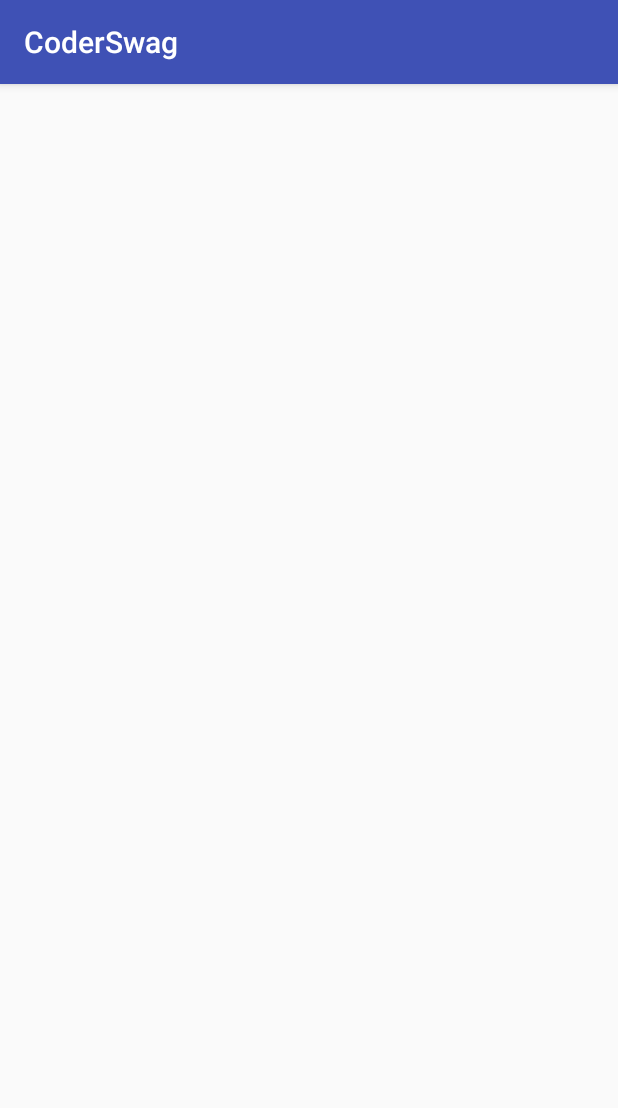
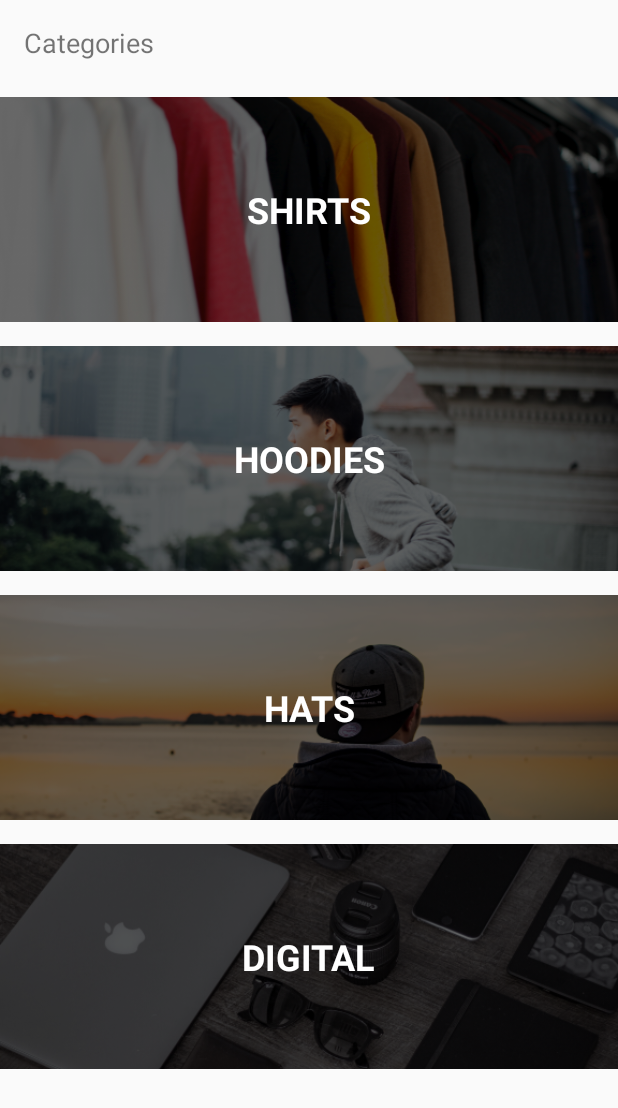
Before and after one commit to sakhayadeep/CoderSwag, an Android app: the screen it shows after launch (MainActivity), on a phone screen of 412 x 824 dp. Shown: the top 1108 px of the screen. Run offline under Robolectric (Android 15) with nearby library versions, the phone set to English and light mode, and no system bars.

Commit message:
list view

```diff
--- a/app/build.gradle
+++ b/app/build.gradle
@@ -30,4 +30,5 @@ dependencies {
     testImplementation 'junit:junit:4.12'
     androidTestImplementation 'com.android.support.test:runner:1.0.2'
     androidTestImplementation 'com.android.support.test.espresso:espresso-core:3.0.2'
+    implementation 'com.android.support:recyclerview-v7:27.1.1'
 }
--- /dev/null
+++ b/app/src/main/java/com/example/deepn/coderswag/Adapters/CategoryAdapter.kt
@@ -0,0 +1,55 @@
+package com.example.deepn.coderswag.Adapters
+
+import android.content.Context
+import android.view.LayoutInflater
+import android.view.View
+import android.view.ViewGroup
+import android.widget.BaseAdapter
+import android.widget.ImageView
+import android.widget.TextView
+import com.example.deepn.coderswag.Model.Category
+import com.example.deepn.coderswag.R
+
+class CategoryAdapter(context:Context, categories: List<Category>):BaseAdapter() {
+
+    val context=context
+    val categories=categories
+    override fun getView(position: Int, convertView: View?, parent: ViewGroup?): View {
+        val categoryView: View
+        val holder:ViewHolder
+        if (convertView==null){
+            categoryView=LayoutInflater.from(context).inflate(R.layout.category_list_item,null)
+            holder= ViewHolder()
+            holder.categoryImage=categoryView.findViewById(R.id.categoryImage)
+            holder.categoryName=categoryView.findViewById(R.id.categoryName)
+            categoryView.tag=holder
+        }else{
+            holder=convertView.tag as ViewHolder
+            categoryView =convertView
+        }
+
+        val category=categories[position]
+
+        val resourceId=context.resources.getIdentifier(category.image,"drawable",context.packageName)
+        holder.categoryImage?.setImageResource(resourceId)
+
+        holder.categoryName?.text=category.title
+        return categoryView
+    }
+    override fun getItem(position: Int): Any {
+        return categories[position]
+    }
+
+    override fun getItemId(position: Int): Long {
+        return 0
+    }
+
+    override fun getCount(): Int {
+        return categories.count()
+    }
+    private class ViewHolder{
+        var categoryImage: ImageView?=null
+        var categoryName: TextView?=null
+    }
+
+}
--- a/app/src/main/java/com/example/deepn/coderswag/Controller/MainActivity.kt
+++ b/app/src/main/java/com/example/deepn/coderswag/Controller/MainActivity.kt
@@ -2,12 +2,24 @@ package com.example.deepn.coderswag.Controller
 
 import android.support.v7.app.AppCompatActivity
 import android.os.Bundle
+import android.widget.ArrayAdapter
+import com.example.deepn.coderswag.Adapters.CategoryAdapter
+import com.example.deepn.coderswag.Model.Category
 import com.example.deepn.coderswag.R
+import com.example.deepn.coderswag.Services.DataService
+import kotlinx.android.synthetic.main.activity_main.*
 
 class MainActivity : AppCompatActivity() {
+
+    lateinit var adapter: CategoryAdapter
 
     override fun onCreate(savedInstanceState: Bundle?) {
         super.onCreate(savedInstanceState)
         setContentView(R.layout.activity_main)
+
+        adapter= CategoryAdapter(this,DataService.categories)
+        categoryListView.adapter=adapter
+
     }
+
 }
--- a/app/src/main/java/com/example/deepn/coderswag/Model/Category.kt
+++ b/app/src/main/java/com/example/deepn/coderswag/Model/Category.kt
@@ -1,5 +1,7 @@
 package com.example.deepn.coderswag.Model
 
-class Category(val title:String,val image:String) {
-
+class Category(val title:String,val image:String){
+    override fun toString(): String {
+        return title
+    }
 }
--- a/app/src/main/java/com/example/deepn/coderswag/Model/Product.kt
+++ b/app/src/main/java/com/example/deepn/coderswag/Model/Product.kt
@@ -1,5 +1,3 @@
 package com.example.deepn.coderswag.Model
 
-class Product(val title:String,val price:String,val image:String) {
-
-}
+class Product(val title:String,val price:String,val image:String)
--- a/app/src/main/java/com/example/deepn/coderswag/Services/DataService.kt
+++ b/app/src/main/java/com/example/deepn/coderswag/Services/DataService.kt
@@ -14,7 +14,7 @@ object DataService {
             Product("Devslopes Graphic Beanie","₹500","hat1"),
             Product("Devslopes Hat Black","₹500","hat2"),
             Product("Devslopes Hat White","₹500","hat3"),
-            Product("Devslopes Hat Snapback","₹500","hat4"),
+            Product("Devslopes Hat Snapback","₹500","hat4")
     )
     val hoodies= listOf(
             Product("Devslopes Hoodie Gray","₹1300","hoodie1"),
--- a/app/src/main/res/layout/activity_main.xml
+++ b/app/src/main/res/layout/activity_main.xml
@@ -6,4 +6,25 @@
     android:layout_height="match_parent"
     tools:context=".Controller.MainActivity">
 
+    <TextView
+        android:id="@+id/textView"
+        android:layout_width="wrap_content"
+        android:layout_height="wrap_content"
+        android:layout_marginStart="16dp"
+        android:layout_marginTop="16dp"
+        android:text="@string/categories"
+        android:textSize="18sp"
+        app:layout_constraintStart_toStartOf="parent"
+        app:layout_constraintTop_toTopOf="parent" />
+
+    <ListView
+        android:id="@+id/categoryListView"
+        android:layout_width="0dp"
+        android:layout_height="0dp"
+        android:layout_marginTop="16dp"
+        app:layout_constraintBottom_toBottomOf="parent"
+        app:layout_constraintEnd_toEndOf="parent"
+        app:layout_constraintStart_toStartOf="parent"
+        app:layout_constraintTop_toBottomOf="@+id/textView"
+        android:divider="@null"/>
 </android.support.constraint.ConstraintLayout>
--- /dev/null
+++ b/app/src/main/res/layout/category_list_item.xml
@@ -0,0 +1,39 @@
+<?xml version="1.0" encoding="utf-8"?>
+<android.support.constraint.ConstraintLayout
+    xmlns:android="http://schemas.android.com/apk/res/android"
+    xmlns:app="http://schemas.android.com/apk/res-auto"
+    xmlns:tools="http://schemas.android.com/tools"
+    android:layout_width="match_parent"
+    android:layout_height="150dp">
+
+    <ImageView
+        android:id="@+id/categoryImage"
+        android:layout_width="0dp"
+        android:layout_height="150dp"
+        android:layout_marginBottom="8dp"
+        android:layout_marginTop="8dp"
+        android:scaleType="centerCrop"
+        app:layout_constraintBottom_toBottomOf="parent"
+        app:layout_constraintEnd_toEndOf="parent"
+        app:layout_constraintStart_toStartOf="parent"
+        app:layout_constraintTop_toTopOf="parent"
+        tools:srcCompat="@drawable/hatimage"
+        android:contentDescription="@string/category_background_image" />
+
+    <TextView
+        android:id="@+id/categoryName"
+        android:layout_width="wrap_content"
+        android:layout_height="wrap_content"
+        android:layout_marginBottom="8dp"
+        android:layout_marginEnd="8dp"
+        android:layout_marginStart="8dp"
+        android:layout_marginTop="8dp"
+        android:textColor="@android:color/white"
+        android:textSize="24sp"
+        android:textStyle="bold"
+        app:layout_constraintBottom_toBottomOf="parent"
+        app:layout_constraintEnd_toEndOf="parent"
+        app:layout_constraintStart_toStartOf="parent"
+        app:layout_constraintTop_toTopOf="parent"
+        tools:text="HATS" />
+</android.support.constraint.ConstraintLayout>
--- a/app/src/main/res/values/strings.xml
+++ b/app/src/main/res/values/strings.xml
@@ -1,3 +1,5 @@
 <resources>
     <string name="app_name">CoderSwag</string>
+    <string name="categories">Categories</string>
+    <string name="category_background_image">Category Background Image</string>
 </resources>
--- a/app/src/main/res/values/styles.xml
+++ b/app/src/main/res/values/styles.xml
@@ -1,7 +1,7 @@
 <resources>
 
     <!-- Base application theme. -->
-    <style name="AppTheme" parent="Theme.AppCompat.Light.DarkActionBar">
+    <style name="AppTheme" parent="Theme.AppCompat.Light.NoActionBar">
         <!-- Customize your theme here. -->
         <item name="colorPrimary">@color/colorPrimary</item>
         <item name="colorPrimaryDark">@color/colorPrimaryDark</item>
```
